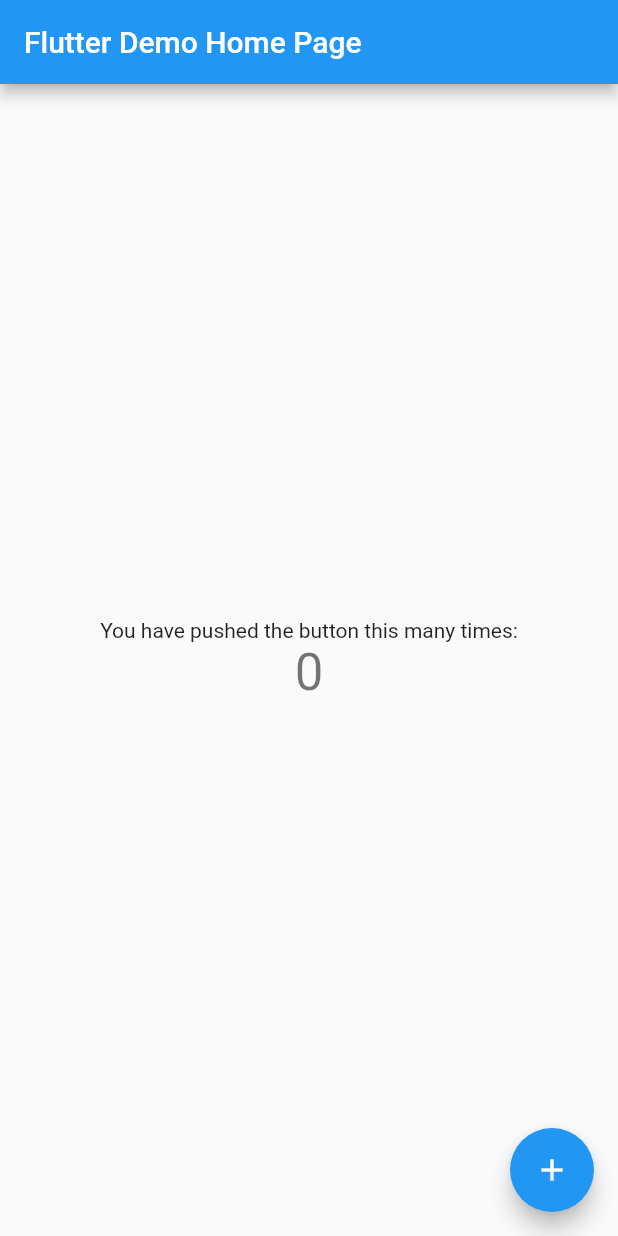
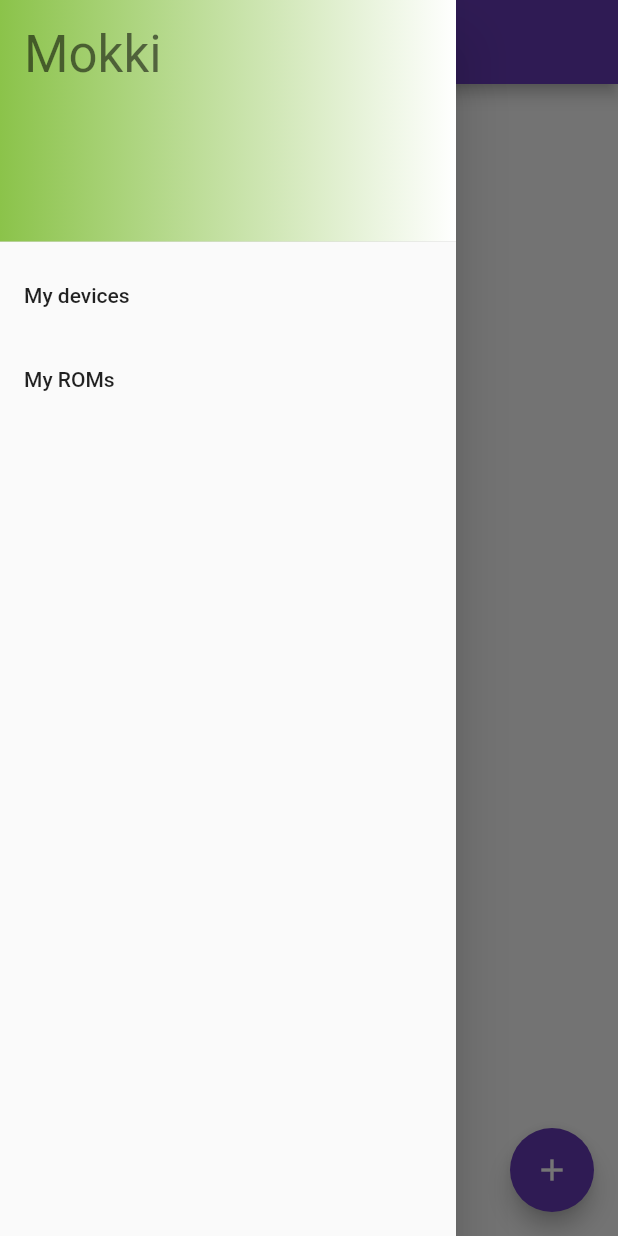
Before and after one commit to znfgnu/mokki-app, a Flutter app: the screen it shows after launch, with the side drawer open (before the commit the screen has no drawer), on a phone screen of 412 x 824 dp. Run offline on Flutter 3.47's test engine with Material 2 defaults, Android fonts, the phone set to English and light mode, and no system bars; our stand-ins replace flutter_blue.

Commit message:
Scanning and addind device to list

```diff
--- /dev/null
+++ b/lib/app_drawer.dart
@@ -0,0 +1,32 @@
+import 'package:flutter/material.dart';
+
+class AppDrawer extends StatelessWidget {
+  @override
+  Widget build(BuildContext context) {
+    return new Drawer(
+      child: ListView(
+        children: <Widget>[
+          DrawerHeader(
+            child: Text("Mokki", style: Theme.of(context).textTheme.display1,),
+            decoration: BoxDecoration(
+              gradient: LinearGradient(
+                colors: [
+                  Colors.lightGreen,
+                  Colors.white,
+                ],
+              )
+            ),
+          ),
+          ListTile(
+            title: Text("My devices"),
+            onTap: () {},
+          ),
+          ListTile(
+            title: Text("My ROMs"),
+            onTap: () {},
+          ),
+        ],
+      ),
+    );
+  }
+}
--- /dev/null
+++ b/lib/device.dart
@@ -0,0 +1,8 @@
+
+import 'package:flutter_blue/flutter_blue.dart';
+
+class Device {
+  String name;
+  BluetoothDevice bluetoothDevice;
+  Device({this.name, this.bluetoothDevice});
+}
--- a/lib/main.dart
+++ b/lib/main.dart
@@ -1,111 +1,22 @@
 import 'package:flutter/material.dart';
+import 'package:mokki_app/screens/devices_list.dart';
+import 'package:mokki_app/state_container.dart';
 
-void main() => runApp(MyApp());
+void main() {
+  runApp(StateContainer(
+    child: MyApp(),
+  ));
+}
 
 class MyApp extends StatelessWidget {
-  // This widget is the root of your application.
   @override
   Widget build(BuildContext context) {
     return MaterialApp(
       title: 'Flutter Demo',
       theme: ThemeData(
-        // This is the theme of your application.
-        //
-        // Try running your application with "flutter run". You'll see the
-        // application has a blue toolbar. Then, without quitting the app, try
-        // changing the primarySwatch below to Colors.green and then invoke
-        // "hot reload" (press "r" in the console where you ran "flutter run",
-        // or simply save your changes to "hot reload" in a Flutter IDE).
-        // Notice that the counter didn't reset back to zero; the application
-        // is not restarted.
-        primarySwatch: Colors.blue,
+        primarySwatch: Colors.deepPurple,
       ),
-      home: MyHomePage(title: 'Flutter Demo Home Page'),
+      home: DevicesListScreen(),
     );
   }
 }
-
-class MyHomePage extends StatefulWidget {
-  MyHomePage({Key key, this.title}) : super(key: key);
-
-  // This widget is the home page of your application. It is stateful, meaning
-  // that it has a State object (defined below) that contains fields that affect
-  // how it looks.
-
-  // This class is the configuration for the state. It holds the values (in this
-  // case the title) provided by the parent (in this case the App widget) and
-  // used by the build method of the State. Fields in a Widget subclass are
-  // always marked "final".
-
-  final String title;
-
-  @override
-  _MyHomePageState createState() => _MyHomePageState();
-}
-
-class _MyHomePageState extends State<MyHomePage> {
-  int _counter = 0;
-
-  void _incrementCounter() {
-    setState(() {
-      // This call to setState tells the Flutter framework that something has
-      // changed in this State, which causes it to rerun the build method below
-      // so that the display can reflect the updated values. If we changed
-      // _counter without calling setState(), then the build method would not be
-      // called again, and so nothing would appear to happen.
-      _counter++;
-    });
-  }
-
-  @override
-  Widget build(BuildContext context) {
-    // This method is rerun every time setState is called, for instance as done
-    // by the _incrementCounter method above.
-    //
-    // The Flutter framework has been optimized to make rerunning build methods
-    // fast, so that you can just rebuild anything that needs updating rather
-    // than having to individually change instances of widgets.
-    return Scaffold(
-      appBar: AppBar(
-        // Here we take the value from the MyHomePage object that was created by
-        // the App.build method, and use it to set our appbar title.
-        title: Text(widget.title),
-      ),
-      body: Center(
-        // Center is a layout widget. It takes a single child and positions it
-        // in the middle of the parent.
-        child: Column(
-          // Column is also layout widget. It takes a list of children and
-          // arranges them vertically. By default, it sizes itself to fit its
-          // children horizontally, and tries to be as tall as its parent.
-          //
-          // Invoke "debug painting" (press "p" in the console, choose the
-          // "Toggle Debug Paint" action from the Flutter Inspector in Android
-          // Studio, or the "Toggle Debug Paint" command in Visual Studio Code)
-          // to see the wireframe for each widget.
-          //
-          // Column has various properties to control how it sizes itself and
-          // how it positions its children. Here we use mainAxisAlignment to
-          // center the children vertically; the main axis here is the vertical
-          // axis because Columns are vertical (the cross axis would be
-          // horizontal).
-          mainAxisAlignment: MainAxisAlignment.center,
-          children: <Widget>[
-            Text(
-              'You have pushed the button this many times:',
-            ),
-            Text(
-              '$_counter',
-              style: Theme.of(context).textTheme.display1,
-            ),
-          ],
-        ),
-      ),
-      floatingActionButton: FloatingActionButton(
-        onPressed: _incrementCounter,
-        tooltip: 'Increment',
-        child: Icon(Icons.add),
-      ), // This trailing comma makes auto-formatting nicer for build methods.
-    );
-  }
-}
--- /dev/null
+++ b/lib/screens/devices_list.dart
@@ -0,0 +1,66 @@
+import 'package:flutter/material.dart';
+import 'package:mokki_app/app_drawer.dart';
+import 'package:mokki_app/device.dart';
+import 'package:mokki_app/screens/scanning_screen.dart';
+import 'package:mokki_app/state_container.dart';
+import 'package:mokki_app/widgets/device_list_entry.dart';
+
+class DevicesListScreen extends StatefulWidget {
+  @override
+  createState() => DevicesListScreenState();
+}
+
+class DevicesListScreenState extends State<DevicesListScreen> {
+  final _scaffoldKey = GlobalKey<ScaffoldState>();
+  List<Device> devicesList;
+
+  openScanningScreen(BuildContext context) async {
+    final Device result = await Navigator.of(context).push(MaterialPageRoute(
+        fullscreenDialog: true, builder: (context) => new ScanningScreen()));
+
+    _scaffoldKey.currentState
+      ..removeCurrentSnackBar()
+      ..showSnackBar(SnackBar(
+        content: Text(result != null
+            ? "Successfully added ${result.name}."
+            : "Device not added"),
+      ));
+  }
+
+  Widget buildDevicesList() {
+    if (devicesList.isEmpty) {
+      return Container(
+        child: Text("You don't have any devices yet."),
+        alignment: Alignment.center,
+      );
+    } else {
+      return ListView.builder(
+        itemCount: devicesList.length,
+        itemBuilder: (ctx, idx) => DeviceListEntry(
+              device: devicesList[idx],
+            ),
+      );
+    }
+  }
+
+  @override
+  Widget build(BuildContext context) {
+    final container = StateContainer.of(context);
+    devicesList = container.devicesList;
+
+    return Scaffold(
+      key: _scaffoldKey,
+      appBar: AppBar(
+        title: Text("My devices"),
+      ),
+      body: buildDevicesList(),
+      drawer: AppDrawer(),
+      floatingActionButton: FloatingActionButton(
+        onPressed: () {
+          openScanningScreen(context);
+        },
+        child: Icon(Icons.add),
+      ),
+    );
+  }
+}
--- /dev/null
+++ b/lib/state_container.dart
@@ -0,0 +1,55 @@
+import 'package:flutter/material.dart';
+import 'device.dart';
+
+class StateContainer extends StatefulWidget {
+  final Widget child;
+
+  StateContainer({@required this.child});
+
+  static StateContainerState of(BuildContext context) {
+    return (context.inheritFromWidgetOfExactType(InheritedStateContainer)
+            as InheritedStateContainer)
+        .data;
+  }
+
+  @override
+  createState() => new StateContainerState();
+}
+
+class StateContainerState extends State<StateContainer> {
+  List<Device> devicesList;
+
+  StateContainerState() {
+    devicesList = new List<Device>();
+    // TODO: import stored devices
+  }
+
+  addDevice(device) {
+    devicesList.add(device);
+  }
+
+  hasDeviceNamed(String name) {
+    return devicesList.where((d) => d.name == name).isNotEmpty;
+  }
+
+  @override
+  Widget build(BuildContext context) {
+    return InheritedStateContainer(
+        data: this,
+        child: widget.child
+    );
+  }
+}
+
+class InheritedStateContainer extends InheritedWidget {
+  final StateContainerState data;
+
+  InheritedStateContainer({
+    Key key,
+    @required this.data,
+    @required Widget child,
+  }) : super(key: key, child: child);
+
+  @override
+  bool updateShouldNotify(InheritedWidget oldWidget) => true;
+}
```
Also changed, not shown: lib/screens/add_device_screen.dart (added, +79 -0 lines), lib/screens/scanning_screen.dart (added, +180 -0 lines), lib/widgets/device_list_entry.dart (added, +24 -0 lines), lib/widgets/scan_result_tile.dart (added, +114 -0 lines).
